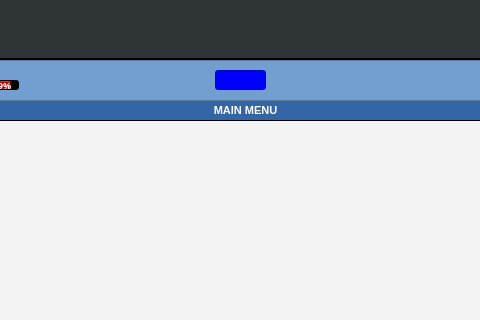
Qt form HRV/mainwindow.ui (NirmithDAlmeida/HRV3004Team6) before a commit; both pictures show x 365 to 845 and y 0 to 320 of the 1009 by 893 pixel window.
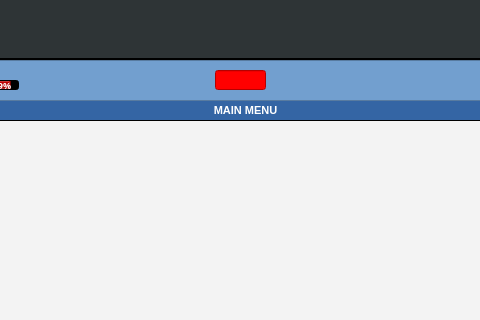
The same form after that commit. Icons and pictures are not drawn. Custom widgets are drawn as their Qt base class.

Commit message: added functionality of LED light changing depending on coherence score

The edit to the form file:
```diff
--- a/HRV/mainwindow.ui
+++ b/HRV/mainwindow.ui
@@ -252,7 +252,7 @@
       </rect>
      </property>
      <property name="styleSheet">
-      <string notr="true">background-color:rgb(0,0,255);</string>
+      <string notr="true">background-color:rgb(255,0,0);</string>
      </property>
     </widget>
    </widget>
```
The commit also changes 1 other file.
